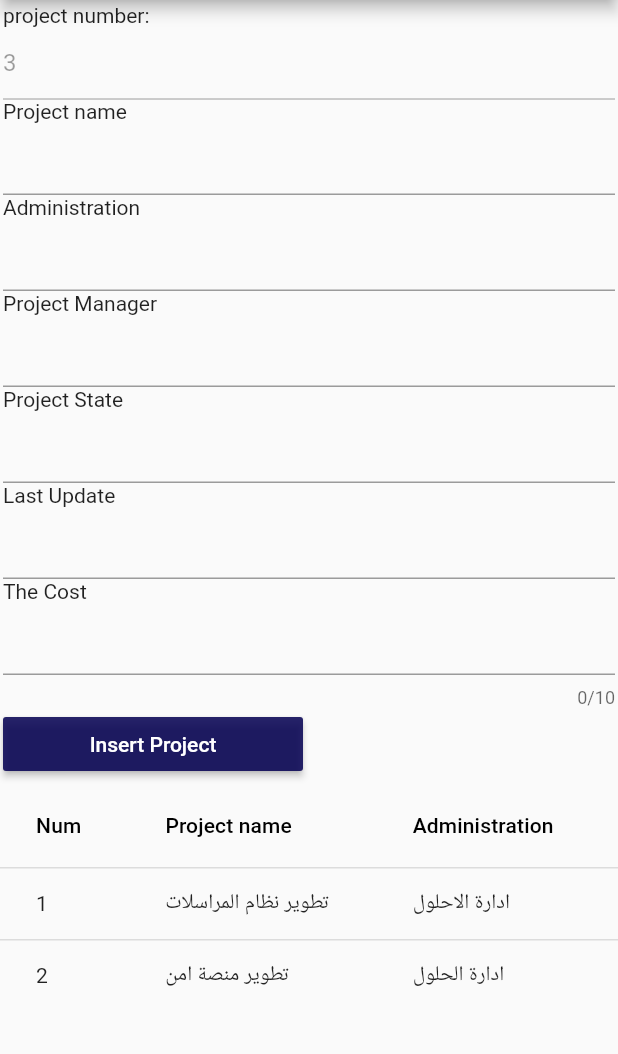
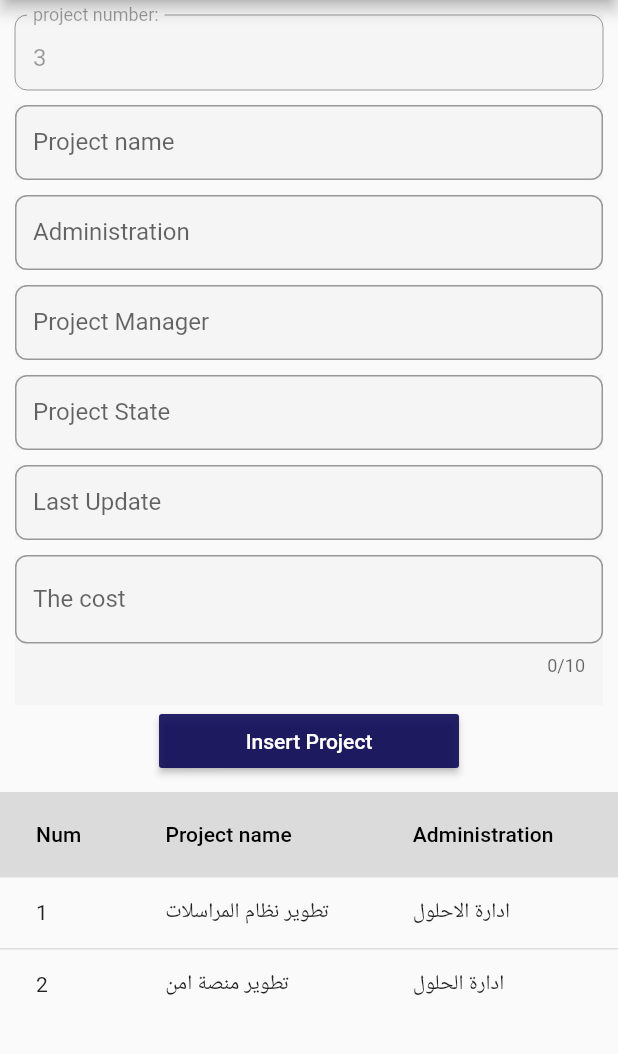
Before and after one commit to NehalMo/project-Tracker, a Flutter app: the Board screen opened directly, after a tap on "project", on a phone screen of 412 x 824 dp, the part 84-1138 px from its top. Run offline on Flutter 3.47's test engine with Material 2 defaults, Android fonts, the phone set to English and light mode, and no system bars; our stand-ins replace fluttertoast.

Commit message:
adding modifications to the entry fields and the table

```diff
--- a/lib/home.dart
+++ b/lib/home.dart
@@ -24,10 +24,12 @@ class _HomeState extends State<Home> {
           children: [
             Container(
               margin: EdgeInsets.all(15),
+
             ),
           ],
         ),
       ),
-    );
+
+                );
   }
 }
--- a/lib/insertDataTable.dart
+++ b/lib/insertDataTable.dart
@@ -2,6 +2,7 @@ import 'package:flutter/material.dart';
 import 'package:fluttertoast/fluttertoast.dart';
 import 'package:flutter/material.dart';
 import 'myDrawer.dart';
+import 'home.dart';
 // Main method
 
 // Class person that initialize the data fields
@@ -97,66 +98,135 @@ class _InsertDataTableState extends State<InsertDataTable> {
           backgroundColor: Color.fromARGB(221, 6, 2, 83),
           title: Text("Board"),
         ),
-        body: ListView(
+        body: Center(
+          child: ListView(
             addAutomaticKeepAlives: false,
-          cacheExtent: 10.0,
+            cacheExtent: 5.0,
             children: <Widget>[
               Form(
                 key: formKey,
                 child: Padding(
-                padding: EdgeInsets.all(2.0),
+                  padding: EdgeInsets.all(10.0),
                   child: Column(
-                  crossAxisAlignment: CrossAxisAlignment.start,
+                    crossAxisAlignment: CrossAxisAlignment.center,
                     children: <Widget>[
-                    Text("project number:"),
-                    TextField(
+                       Container(
+                      height: 50,
+                      width: 600,
+                      color: Colors.grey[100],
+                      child:TextField(
+                         decoration: InputDecoration(
+                            labelText: "project number:",
+                            border: OutlineInputBorder(
+                                borderRadius: BorderRadius.circular(8))),
                         controller: Num_Controller,
                         enabled: false,
-                    ),
-                    Text("Project name"),
+                      )),
+                       SizedBox(
+                     height: 10),
+
+                       Container(
+                      height: 50,
+                      width: 600,
+                      color: Colors.grey[100],
+                      child:
                       TextFormField(
                         controller: ProjectName_Controller,
+                          decoration: InputDecoration(
+                            labelText: "Project name",
+                            border: OutlineInputBorder(
+                                borderRadius: BorderRadius.circular(8))),
                         keyboardType: TextInputType.text,
                         validator: (val) =>
                             val?.length == 0 ? 'Enter project Name' : null,
-                    ),
-                    Text("Administration"),
+                      )),
+                       SizedBox(
+                     height: 10),
+                      Container(
+                      height: 50,
+                      width: 600,
+                      color: Colors.grey[100],
+                      child:
                       TextFormField(
                         controller: Administration_Controller,
+                        decoration: InputDecoration(
+                              labelText: "Administration",
+                              border: OutlineInputBorder(
+                                  borderRadius: BorderRadius.circular(8))),
                         keyboardType: TextInputType.text,
                         validator: (val) =>
                             val?.length == 0 ? 'Enter Administration' : null,
-                    ),
-                    Text("Project Manager"),
+                      )),
+                       SizedBox(
+                     height: 10),
+                      Container(
+                      height: 50,
+                      width: 600,
+                      color: Colors.grey[100],
+                      child:
                       TextFormField(
                         controller: ProjectManager_Controller,
+                        decoration: InputDecoration(
+                              labelText: "Project Manager",
+                              border: OutlineInputBorder(
+                                  borderRadius: BorderRadius.circular(8))),
                         keyboardType: TextInputType.text,
                         validator: (val) =>
                             val?.length == 0 ? 'Enter project Manager' : null,
-                    ),
-                    Text("Project State"),
+                      )),
+                       SizedBox(
+                     height: 10),
+                      Container(
+                      height: 50,
+                      width: 600,
+                      color: Colors.grey[100],
+                      child:
                       TextFormField(
                         controller: ProjectState_Controller,
+                        decoration: InputDecoration(
+                              labelText: "Project State",
+                              border: OutlineInputBorder(
+                                  borderRadius: BorderRadius.circular(8))),
                         keyboardType: TextInputType.text,
                         validator: (val) =>
                             val?.length == 0 ? 'Enter project State' : null,
-                    ),
-                    Text("Last Update"),
+                      )),
+                       SizedBox(
+                     height: 10),
+                     Container(
+                      height: 50,
+                      width: 600,
+                      color: Colors.grey[100],
+                      child:
                       TextFormField(
                         controller: LastUpdate_Controller,
+                         decoration: InputDecoration(
+                            labelText: "Last Update",
+                            border: OutlineInputBorder(
+                                borderRadius: BorderRadius.circular(8))),
                         keyboardType: TextInputType.text,
                         validator: (val) =>
                             val?.length == 0 ? 'Enter Last Update' : null,
-                    ),
-                    Text("The Cost"),
+                      )),
+                       SizedBox(
+                     height: 10),
+                       Container(
+                      height: 100,
+                      width: 600,
+                      color: Colors.grey[100],
+                      child:
                       TextFormField(
                         controller: TheCost_Controller,
+                        decoration: InputDecoration(
+                            labelText: "The cost",
+                            border: OutlineInputBorder(
+                                borderRadius: BorderRadius.circular(8))),
                         maxLength: 10,
                         keyboardType: TextInputType.number,
                         validator: (val) => NotIntCheck(val)
                             ? 'Enter The cost ,Number Required'
                             : null,
-                    ),
+                      )),
                       SizedBox(
                         width: 200,
                         child: MaterialButton(
@@ -179,7 +249,10 @@ class _InsertDataTableState extends State<InsertDataTable> {
               ),
               SingleChildScrollView(
                 scrollDirection: Axis.horizontal,
-              child: DataTable(
+                child:
+                DataTable(
+                   headingRowColor: MaterialStateColor.resolveWith(
+                        (states) => Color.fromARGB(255, 220, 219, 219)),
                   columns: [
                     DataColumn(
                       label: Text("Num"),
@@ -233,6 +306,7 @@ class _InsertDataTableState extends State<InsertDataTable> {
             ],
           ),
         ),
+      ),
     );
   }
 }
--- a/lib/myDrawer.dart
+++ b/lib/myDrawer.dart
@@ -59,8 +59,8 @@ class _MyDrawerState extends State<MyDrawer> {
                 backgroundImage: AssetImage("images/amn3.png"),
                 child: Text(""),
               ),
-              accountName: Text("Nehal"),
-              accountEmail: Text("aa@gmail.com"),
+              accountName: Text("Useer-Name"),
+              accountEmail: Text("...@gmail.com"),
               decoration: BoxDecoration(color: Color.fromARGB(221, 6, 2, 83)),
             ),
             ListTile(
--- a/lib/myprofile.dart
+++ b/lib/myprofile.dart
@@ -82,14 +82,14 @@ class _MyprofileState extends State<Myprofile> {
                   height: 10,
                 ),
                 Text(
-                  "Nehal ALhablani",
+                  "User-Name",
                   style: TextStyle(fontSize: 18, color: Colors.white),
                 ),
                 SizedBox(
                   height: 5,
                 ),
                 Text(
-                  "Email: Nehal@gmail.com",
+                  "Email: ....@gmail.com",
                   style: TextStyle(fontSize: 16, color: Colors.white),
                 ),
               ],
```
Lines whose indentation alone changed are shown as unchanged.
